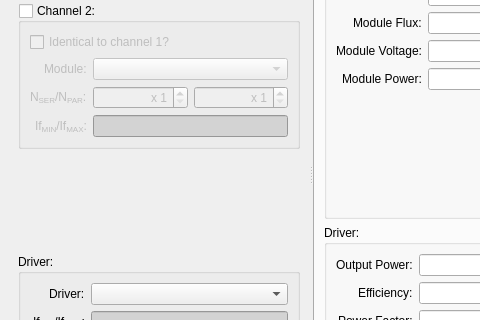
Old version of the form mainwindow.ui in the repository yaltaki/Illue-Wiz; both pictures show x 0 to 480 and y 160 to 480 of the 1024 by 690 pixel window.
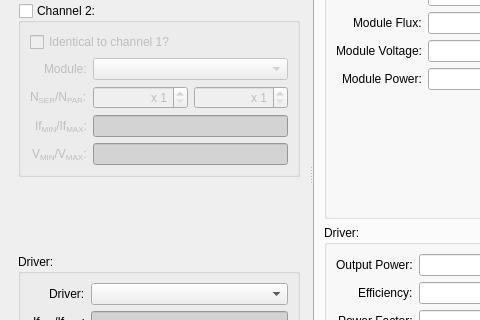
New version of the form. Icons and pictures are not drawn.

Commit message: Second module + copy function working

The edit to the form file:
```diff
--- a/mainwindow.ui
+++ b/mainwindow.ui
@@ -318,6 +318,23 @@
                         </item>
                        </layout>
                       </item>
+                      <item row="3" column="1">
+                       <widget class="QLineEdit" name="module_V_maxLineEdit_2">
+                        <property name="styleSheet">
+                         <string notr="true">background-color: lightgrey;</string>
+                        </property>
+                        <property name="readOnly">
+                         <bool>true</bool>
+                        </property>
+                       </widget>
+                      </item>
+                      <item row="3" column="0">
+                       <widget class="QLabel" name="module_V_maxLabel_2">
+                        <property name="text">
+                         <string>&lt;html&gt;&lt;head/&gt;&lt;body&gt;&lt;p&gt;V&lt;span style=&quot; vertical-align:sub;&quot;&gt;MIN&lt;/span&gt;/V&lt;span style=&quot; vertical-align:sub;&quot;&gt;MAX&lt;/span&gt;:&lt;/p&gt;&lt;/body&gt;&lt;/html&gt;</string>
+                        </property>
+                       </widget>
+                      </item>
                      </layout>
                     </item>
                    </layout>
```
The commit also changes 2 other files.
